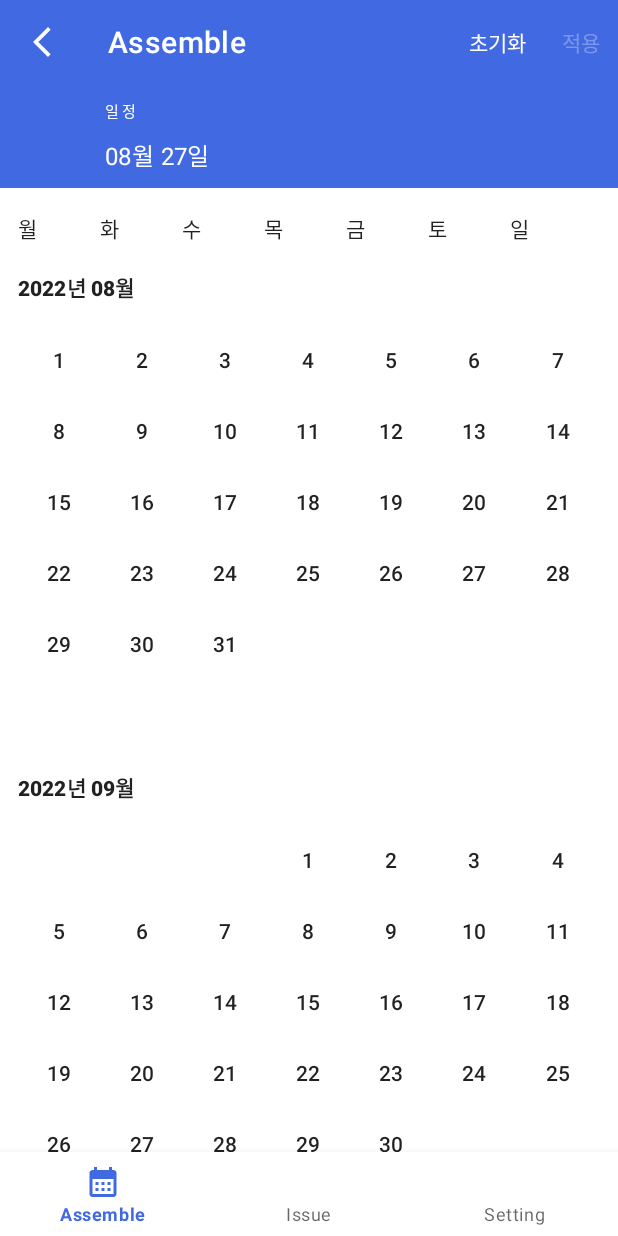
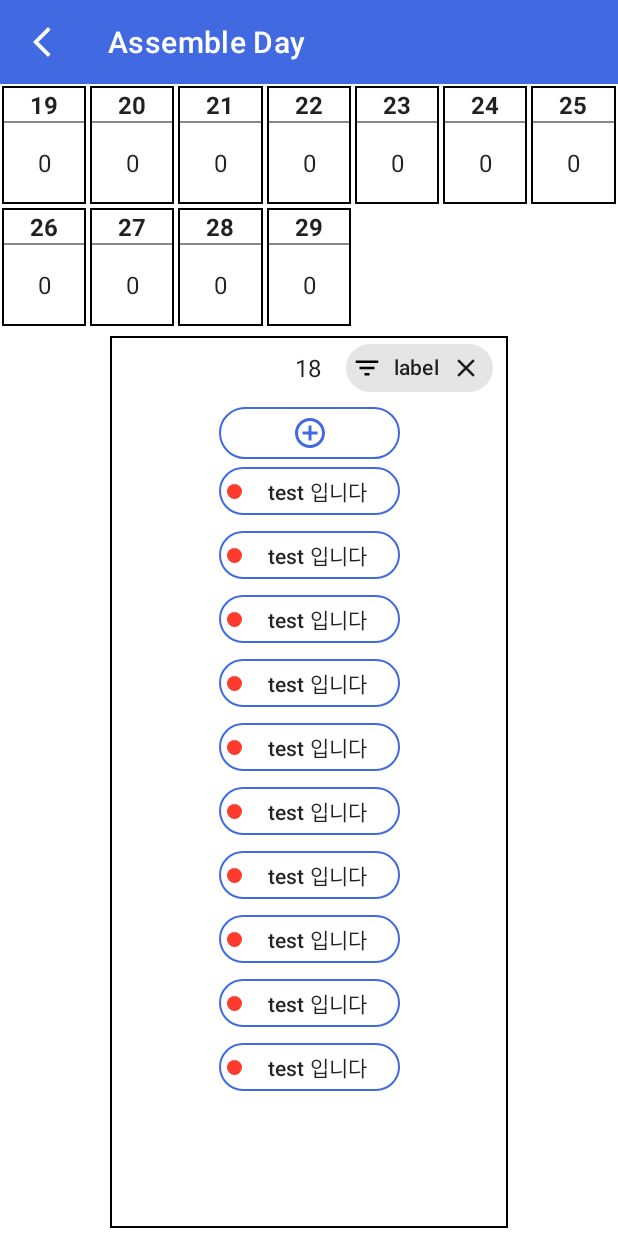
Before and after one commit to stan-lily/AOS, an Android app: the screen it shows after launch (HomeActivity before the commit, PartDayActivity after it), on a phone screen of 412 x 824 dp. Run offline under Robolectric (Android 15) with nearby library versions, the phone set to English and light mode, and no system bars; our stand-ins replace data binding.

Commit message:
Feat : Assemble Day 상세 보기 화면 구현
- Assemble Day 데이터 조회한 후에 Part Day 데이터 생성한 후 리사이클러뷰로 표시하기
- Part Day 와 Part Day 상세 보기 화면을 위해 어댑터 2개 생성
- Part Day 클릭 시, target 사이즈, target 조회 및 레이블에 따라 다시 조회할 수 있는 화면 구현
- target 을 추가할 수 있는 버튼 구현

```diff
--- a/app/src/main/AndroidManifest.xml
+++ b/app/src/main/AndroidManifest.xml
@@ -14,6 +14,9 @@
         android:theme="@style/Theme.Assembleday"
         tools:targetApi="31">
         <activity
+            android:name=".ui.partDay.PartDayActivity"
+            android:exported="false" />
+        <activity
             android:name=".ui.home.HomeActivity"
             android:exported="true">
             <intent-filter>
--- /dev/null
+++ b/app/src/main/java/com/example/assemble_day/domain/model/PartDay.kt
@@ -0,0 +1,9 @@
+package com.example.assemble_day.domain.model
+
+import java.time.LocalDate
+
+data class PartDay(
+    val date: LocalDate,
+    val assembleDay: AssembleDay,
+    val targetList: List<PartDayTarget>
+)
--- /dev/null
+++ b/app/src/main/java/com/example/assemble_day/domain/model/PartDayTarget.kt
@@ -0,0 +1,6 @@
+package com.example.assemble_day.domain.model
+
+data class PartDayTarget(
+    val label: Label,
+    val title: String,
+)
--- a/app/src/main/java/com/example/assemble_day/ui/common/CalendarBindingAdapter.kt
+++ b/app/src/main/java/com/example/assemble_day/ui/common/CalendarBindingAdapter.kt
@@ -1,7 +1,6 @@
 package com.example.assemble_day.ui.common
 
 import android.os.Build
-import android.view.View
 import android.widget.TextView
 import androidx.core.content.ContextCompat
 import androidx.databinding.BindingAdapter
@@ -21,7 +20,7 @@ fun updateDayColor(
 ) {
     if (isSelected) {
         view.background =
-            ContextCompat.getDrawable(view.context, R.drawable.background_storke_r20)
+            ContextCompat.getDrawable(view.context, R.drawable.background_stroke_r20_royal_blue)
     } else {
         view.background =
             ContextCompat.getDrawable(view.context, R.color.white)
@@ -29,7 +28,7 @@ fun updateDayColor(
 
     if (isAssembleDay) {
         view.background =
-            ContextCompat.getDrawable(view.context, R.drawable.background_storke_r20)
+            ContextCompat.getDrawable(view.context, R.drawable.background_stroke_r20_royal_blue)
         view.setTextColor(ContextCompat.getColor(view.context, R.color.royal_blue))
         if (Build.VERSION.SDK_INT >= Build.VERSION_CODES.M) {
             view.setTextAppearance(R.style.Subtitle2_Bold_Royal_Blue)
--- /dev/null
+++ b/app/src/main/java/com/example/assemble_day/ui/partDay/PartDayActivity.kt
@@ -0,0 +1,33 @@
+package com.example.assemble_day.ui.partDay
+
+import android.os.Bundle
+import androidx.activity.viewModels
+import androidx.appcompat.app.AppCompatActivity
+import androidx.databinding.DataBindingUtil
+import com.example.assemble_day.R
+import com.example.assemble_day.databinding.ActivityPartDayBinding
+
+class PartDayActivity : AppCompatActivity() {
+
+    private val partDayViewModel: PartDayViewModel by viewModels()
+    private lateinit var binding: ActivityPartDayBinding
+
+    override fun onCreate(savedInstanceState: Bundle?) {
+        super.onCreate(savedInstanceState)
+        binding = DataBindingUtil.setContentView(this, R.layout.activity_part_day)
+    }
+
+    override fun onStart() {
+        super.onStart()
+        val partdayAdapter = PartDayAdapter()
+        val partDayDetailAdapter = PartDayDetailAdapter()
+
+        binding.rvPartDay.adapter = partdayAdapter.apply {
+            submitList(partDayViewModel.loadedAssembleDayUnit)
+        }
+        binding.rvPartDayDetail.adapter = partDayDetailAdapter.apply {
+            submitList(partDayViewModel.dummyTargets)
+        }
+    }
+
+}
--- /dev/null
+++ b/app/src/main/java/com/example/assemble_day/ui/partDay/PartDayAdapter.kt
@@ -0,0 +1,58 @@
+package com.example.assemble_day.ui.partDay
+
+import android.view.LayoutInflater
+import android.view.ViewGroup
+import androidx.recyclerview.widget.DiffUtil
+import androidx.recyclerview.widget.ListAdapter
+import androidx.recyclerview.widget.RecyclerView
+import com.example.assemble_day.databinding.ItemPartDayBinding
+import com.example.assemble_day.domain.model.PartDay
+import java.time.format.DateTimeFormatter
+
+class PartDayAdapter :
+    ListAdapter<PartDay, PartDayAdapter.PartDayViewHolder>(
+        PartDayDiffUtil
+    ) {
+
+    override fun onCreateViewHolder(
+        parent: ViewGroup,
+        viewType: Int
+    ): PartDayViewHolder {
+        val binding =
+            ItemPartDayBinding.inflate(LayoutInflater.from(parent.context), parent, false)
+        return PartDayViewHolder(binding)
+    }
+
+    override fun onBindViewHolder(
+        holder: PartDayViewHolder,
+        position: Int
+    ) {
+        holder.bind(getItem(position))
+    }
+
+    class PartDayViewHolder(private val binding: ItemPartDayBinding) :
+        RecyclerView.ViewHolder(binding.root) {
+
+        fun bind(assembleDayUnit: PartDay) {
+            val formatter = DateTimeFormatter.ofPattern("dd")
+            binding.date = assembleDayUnit.date.format(formatter)
+            println("바인드됨")
+        }
+
+    }
+
+    companion object PartDayDiffUtil : DiffUtil.ItemCallback<PartDay>() {
+
+        override fun areItemsTheSame(oldItem: PartDay, newItem: PartDay): Boolean {
+            return oldItem.assembleDay == newItem.assembleDay
+        }
+
+        override fun areContentsTheSame(
+            oldItem: PartDay,
+            newItem: PartDay
+        ): Boolean {
+            return oldItem == newItem
+        }
+    }
+
+}
--- /dev/null
+++ b/app/src/main/java/com/example/assemble_day/ui/partDay/PartDayDetailAdapter.kt
@@ -0,0 +1,56 @@
+package com.example.assemble_day.ui.partDay
+
+import android.view.LayoutInflater
+import android.view.ViewGroup
+import androidx.recyclerview.widget.DiffUtil
+import androidx.recyclerview.widget.ListAdapter
+import androidx.recyclerview.widget.RecyclerView
+import com.example.assemble_day.databinding.ItemPartDayDetailBinding
+import com.example.assemble_day.domain.model.PartDayTarget
+
+class PartDayDetailAdapter :
+    ListAdapter<PartDayTarget, PartDayDetailAdapter.PartDayDetailViewHolder>(
+        PartDayDetailDiffUtil
+    ) {
+
+    override fun onCreateViewHolder(
+        parent: ViewGroup,
+        viewType: Int
+    ): PartDayDetailViewHolder {
+        val binding =
+            ItemPartDayDetailBinding.inflate(LayoutInflater.from(parent.context), parent, false)
+        return PartDayDetailViewHolder(binding)
+    }
+
+    override fun onBindViewHolder(
+        holder: PartDayDetailViewHolder,
+        position: Int
+    ) {
+        holder.bind(getItem(position))
+    }
+
+    class PartDayDetailViewHolder(private val binding: ItemPartDayDetailBinding) :
+        RecyclerView.ViewHolder(binding.root) {
+
+        fun bind(target: PartDayTarget) {
+            binding.target = target
+            println("바인드됨")
+        }
+
+    }
+
+    companion object PartDayDetailDiffUtil : DiffUtil.ItemCallback<PartDayTarget>() {
+
+        override fun areItemsTheSame(oldItem: PartDayTarget, newItem: PartDayTarget): Boolean {
+            return true
+        }
+
+        override fun areContentsTheSame(
+            oldItem: PartDayTarget,
+            newItem: PartDayTarget
+        ): Boolean {
+            return oldItem == newItem
+        }
+    }
+
+}
--- /dev/null
+++ b/app/src/main/java/com/example/assemble_day/ui/partDay/PartDayViewModel.kt
@@ -0,0 +1,50 @@
+package com.example.assemble_day.ui.partDay
+
+import androidx.lifecycle.ViewModel
+import com.example.assemble_day.domain.model.AssembleDay
+import com.example.assemble_day.domain.model.Label
+import com.example.assemble_day.domain.model.PartDayTarget
+import com.example.assemble_day.domain.model.PartDay
+import java.time.LocalDate
+
+class PartDayViewModel : ViewModel() {
+
+    val loadedAssembleDayUnit = mutableListOf<PartDay>()
+    val dummyTargets = mutableListOf<PartDayTarget>()
+
+    init {
+        createDummyAssembleDay()
+        createDummyTarget()
+    }
+
+    private fun createDummyAssembleDay() {
+        val loadedAssembleDay =
+            AssembleDay("Test 입니다", LocalDate.of(2022, 8, 19), LocalDate.of(2022, 8, 30))
+
+        val size = loadedAssembleDay.end.compareTo(loadedAssembleDay.start)
+        var count = 0L
+        repeat(size) {
+            loadedAssembleDayUnit.add(
+                PartDay(
+                    loadedAssembleDay.start.plusDays(count),
+                    loadedAssembleDay,
+                    listOf<PartDayTarget>()
+                )
+            )
+            count++
+        }
+        println(loadedAssembleDayUnit)
+    }
+
+    private fun createDummyTarget() {
+        repeat(10) {
+            dummyTargets.add(
+                PartDayTarget(
+                    label = Label("test", "test", "#FFFF3B30", "#000000"),
+                    title = "test 입니다"
+                )
+            )
+        }
+    }
+
+}
--- /dev/null
+++ b/app/src/main/res/drawable/background_stroke_black.xml
@@ -0,0 +1,5 @@
+<?xml version="1.0" encoding="utf-8"?>
+<shape xmlns:android="http://schemas.android.com/apk/res/android"
+    android:shape="rectangle">
+    <stroke android:width="1dp" android:color="@color/black" />
+</shape>
--- /dev/null
+++ b/app/src/main/res/drawable/ic_add.xml
@@ -0,0 +1,9 @@
+<vector xmlns:android="http://schemas.android.com/apk/res/android"
+    android:width="24dp"
+    android:height="24dp"
+    android:viewportWidth="24"
+    android:viewportHeight="24">
+  <path
+      android:pathData="M13,7h-2v4L7,11v2h4v4h2v-4h4v-2h-4L13,7zM12,2C6.48,2 2,6.48 2,12s4.48,10 10,10 10,-4.48 10,-10S17.52,2 12,2zM12,20c-4.41,0 -8,-3.59 -8,-8s3.59,-8 8,-8 8,3.59 8,8 -3.59,8 -8,8z"
+      android:fillColor="#000000"/>
+</vector>
--- /dev/null
+++ b/app/src/main/res/drawable/ic_close.xml
@@ -0,0 +1,9 @@
+<vector xmlns:android="http://schemas.android.com/apk/res/android"
+    android:width="24dp"
+    android:height="24dp"
+    android:viewportWidth="24"
+    android:viewportHeight="24">
+  <path
+      android:pathData="M19,6.41L17.59,5 12,10.59 6.41,5 5,6.41 10.59,12 5,17.59 6.41,19 12,13.41 17.59,19 19,17.59 13.41,12z"
+      android:fillColor="#000000"/>
+</vector>
--- /dev/null
+++ b/app/src/main/res/drawable/ic_filter.xml
@@ -0,0 +1,9 @@
+<vector xmlns:android="http://schemas.android.com/apk/res/android"
+    android:width="24dp"
+    android:height="24dp"
+    android:viewportWidth="24"
+    android:viewportHeight="24">
+  <path
+      android:pathData="M10,18h4v-2h-4v2zM3,6v2h18L21,6L3,6zM6,13h12v-2L6,11v2z"
+      android:fillColor="#000000"/>
+</vector>
--- /dev/null
+++ b/app/src/main/res/layout/activity_part_day.xml
@@ -0,0 +1,117 @@
+<?xml version="1.0" encoding="utf-8"?>
+<layout xmlns:android="http://schemas.android.com/apk/res/android"
+    xmlns:app="http://schemas.android.com/apk/res-auto"
+    xmlns:tools="http://schemas.android.com/tools">
+
+    <data>
+
+    </data>
+
+    <androidx.constraintlayout.widget.ConstraintLayout
+        android:layout_width="match_parent"
+        android:layout_height="match_parent"
+        tools:context=".ui.partDay.PartDayActivity">
+
+        <com.example.assemble_day.ui.common.CustomToolbar
+            android:id="@+id/tl_assemble_day_detail"
+            android:layout_width="0dp"
+            android:layout_height="wrap_content"
+            android:theme="@style/ToolbarTheme"
+            app:layout_constraintEnd_toEndOf="parent"
+            app:layout_constraintStart_toStartOf="parent"
+            app:layout_constraintTop_toTopOf="parent"
+            app:toolbarNavigationIcon="@drawable/ic_back"
+            app:toolbarTitle="@string/assemble_day" />
+
+        <androidx.recyclerview.widget.RecyclerView
+            android:id="@+id/rv_part_day"
+            android:layout_width="0dp"
+            android:layout_height="wrap_content"
+            app:layoutManager="androidx.recyclerview.widget.GridLayoutManager"
+            app:layout_constraintEnd_toEndOf="parent"
+            app:layout_constraintStart_toStartOf="parent"
+            app:layout_constraintTop_toBottomOf="@id/tl_assemble_day_detail"
+            app:layout_constraintVertical_chainStyle="packed"
+            app:spanCount="7"
+            tools:listitem="@layout/item_part_day" />
+
+        <androidx.constraintlayout.widget.ConstraintLayout
+            android:id="@+id/cl_part_day_detail"
+            android:layout_width="wrap_content"
+            android:layout_height="0dp"
+            android:layout_margin="5dp"
+            android:background="@drawable/background_stroke_black"
+            android:paddingHorizontal="10dp"
+            app:layout_constraintBottom_toBottomOf="parent"
+            app:layout_constraintEnd_toEndOf="parent"
+            app:layout_constraintStart_toStartOf="parent"
+            app:layout_constraintTop_toBottomOf="@+id/rv_part_day">
+
+            <androidx.appcompat.widget.AppCompatTextView
+                android:id="@+id/tv_target_size"
+                android:layout_width="wrap_content"
+                android:layout_height="wrap_content"
+                android:layout_marginEnd="20dp"
+                android:textAppearance="@style/Subtitle2"
+                app:layout_constraintBottom_toBottomOf="@id/tv_part_day_detail"
+                app:layout_constraintEnd_toStartOf="@id/tv_part_day_detail"
+                app:layout_constraintTop_toTopOf="parent"
+                tools:text="5" />
+
+            <androidx.appcompat.widget.AppCompatTextView
+                android:id="@+id/tv_part_day_detail"
+                style="@style/Subtitle1"
+                android:layout_width="wrap_content"
+                android:layout_height="wrap_content"
+                android:paddingVertical="10dp"
+                android:text="18"
+                app:layout_constraintBottom_toTopOf="@+id/btn_target_add"
+                app:layout_constraintEnd_toEndOf="parent"
+                app:layout_constraintStart_toStartOf="parent"
+                app:layout_constraintTop_toTopOf="parent"
+                tools:text="18" />
+
+            <com.google.android.material.chip.Chip
+                android:id="@+id/chip_part_day_label"
+                style="@style/Widget.MaterialComponents.Chip.Entry"
+                android:layout_width="wrap_content"
+                android:layout_height="wrap_content"
+                android:layout_marginStart="15dp"
+                android:text="label"
+                android:textAppearance="@style/Subtitle2"
+                app:chipIcon="@drawable/ic_filter"
+                app:chipIconSize="20dp"
+                app:closeIcon="@drawable/ic_close"
+                app:closeIconSize="20dp"
+                app:layout_constraintBottom_toBottomOf="@id/tv_part_day_detail"
+                app:layout_constraintStart_toEndOf="@id/tv_part_day_detail"
+                app:layout_constraintTop_toTopOf="@id/tv_part_day_detail" />
+
+            <androidx.appcompat.widget.AppCompatImageButton
+                android:id="@+id/btn_target_add"
+                android:layout_width="0dp"
+                android:layout_height="wrap_content"
+                android:layout_margin="5dp"
+                android:background="@drawable/background_stroke_r20_royal_blue"
+                android:padding="5dp"
+                android:tint="@color/royal_blue"
+                app:layout_constraintEnd_toEndOf="@+id/rv_part_day_detail"
+                app:layout_constraintStart_toStartOf="@+id/rv_part_day_detail"
+                app:layout_constraintTop_toBottomOf="@id/tv_part_day_detail"
+                app:srcCompat="@drawable/ic_add" />
+
+            <androidx.recyclerview.widget.RecyclerView
+                android:id="@+id/rv_part_day_detail"
+                android:layout_width="wrap_content"
+                android:layout_height="wrap_content"
+                app:layoutManager="androidx.recyclerview.widget.LinearLayoutManager"
+                app:layout_constraintEnd_toEndOf="parent"
+                app:layout_constraintStart_toStartOf="parent"
+                app:layout_constraintTop_toBottomOf="@id/btn_target_add"
+                tools:listitem="@layout/item_part_day_detail" />
+
+        </androidx.constraintlayout.widget.ConstraintLayout>
+
+    </androidx.constraintlayout.widget.ConstraintLayout>
+
+</layout>
--- a/app/src/main/res/layout/fragment_assemble.xml
+++ b/app/src/main/res/layout/fragment_assemble.xml
@@ -22,7 +22,6 @@
     </data>
 
     <androidx.constraintlayout.widget.ConstraintLayout
-        android:id="@+id/cl"
         android:layout_width="match_parent"
         android:layout_height="match_parent"
         tools:context=".ui.assemble.AssembleFragment">
--- /dev/null
+++ b/app/src/main/res/layout/item_part_day.xml
@@ -0,0 +1,60 @@
+<?xml version="1.0" encoding="utf-8"?>
+<layout xmlns:android="http://schemas.android.com/apk/res/android"
+    xmlns:app="http://schemas.android.com/apk/res-auto"
+    xmlns:tools="http://schemas.android.com/tools">
+
+    <data>
+
+        <variable
+            name="unit"
+            type="com.example.assemble_day.domain.model.PartDay" />
+
+        <variable
+            name="date"
+            type="String" />
+
+    </data>
+
+    <androidx.constraintlayout.widget.ConstraintLayout
+        android:layout_width="wrap_content"
+        android:layout_height="wrap_content"
+        android:layout_margin="1dp"
+        android:background="@drawable/background_stroke_black"
+        android:padding="1dp">
+
+        <androidx.appcompat.widget.AppCompatTextView
+            android:id="@+id/tv_assemble_day"
+            style="@style/Subtitle1.Bold"
+            android:layout_width="0dp"
+            android:layout_height="wrap_content"
+            android:gravity="center"
+            android:text="@{date}"
+            app:layout_constraintEnd_toEndOf="parent"
+            app:layout_constraintStart_toStartOf="parent"
+            app:layout_constraintTop_toTopOf="parent"
+            tools:text="29" />
+
+        <View
+            android:id="@+id/view_assemble_day_divider"
+            android:layout_width="match_parent"
+            android:layout_height="1dp"
+            android:background="@color/grey01"
+            app:layout_constraintStart_toStartOf="@id/tv_assemble_day"
+            app:layout_constraintTop_toBottomOf="@id/tv_assemble_day" />
+
+        <androidx.appcompat.widget.AppCompatTextView
+            android:id="@+id/tv_assemble_day_detail"
+            style="@style/Subtitle1"
+            android:layout_width="0dp"
+            android:layout_height="wrap_content"
+            android:layout_margin="15dp"
+            android:gravity="center"
+            android:text="@{String.valueOf(unit.targetList.size)}"
+            app:layout_constraintBottom_toBottomOf="parent"
+            app:layout_constraintEnd_toEndOf="parent"
+            app:layout_constraintStart_toStartOf="@id/view_assemble_day_divider"
+            app:layout_constraintTop_toBottomOf="@id/view_assemble_day_divider" />
+
+    </androidx.constraintlayout.widget.ConstraintLayout>
+
+</layout>
--- /dev/null
+++ b/app/src/main/res/layout/item_part_day_detail.xml
@@ -0,0 +1,47 @@
+<?xml version="1.0" encoding="utf-8"?>
+<layout xmlns:android="http://schemas.android.com/apk/res/android"
+    xmlns:app="http://schemas.android.com/apk/res-auto"
+    xmlns:tools="http://schemas.android.com/tools">
+
+    <data>
+
+        <variable
+            name="target"
+            type="com.example.assemble_day.domain.model.PartDayTarget" />
+
+    </data>
+
+    <androidx.constraintlayout.widget.ConstraintLayout
+        android:layout_width="wrap_content"
+        android:layout_height="wrap_content"
+        android:layout_margin="5dp"
+        android:padding="5dp"
+        android:background="@drawable/background_stroke_r20_royal_blue">
+
+        <androidx.appcompat.widget.AppCompatButton
+            android:id="@+id/btn_target_label"
+            android:layout_width="10dp"
+            android:layout_height="0dp"
+            android:background="@drawable/background_r16"
+            android:backgroundTint="@color/red"
+            app:layout_constraintBottom_toBottomOf="@id/tv_target"
+            app:layout_constraintDimensionRatio="1:1"
+            app:layout_constraintEnd_toStartOf="@+id/tv_target"
+            app:layout_constraintHorizontal_chainStyle="packed"
+            app:layout_constraintStart_toStartOf="parent"
+            app:layout_constraintTop_toTopOf="@+id/tv_target" />
+
+        <androidx.appcompat.widget.AppCompatTextView
+            android:id="@+id/tv_target"
+            style="@style/Subtitle2"
+            android:layout_width="100dp"
+            android:layout_height="wrap_content"
+            android:gravity="center"
+            android:text="@{target.title}"
+            app:layout_constraintEnd_toEndOf="parent"
+            app:layout_constraintStart_toEndOf="@id/btn_target_label"
+            app:layout_constraintTop_toTopOf="parent"
+            tools:text="target" />
+
+    </androidx.constraintlayout.widget.ConstraintLayout>
+</layout>
--- a/app/src/main/res/navigation/home_navigation_graph.xml
+++ b/app/src/main/res/navigation/home_navigation_graph.xml
@@ -3,9 +3,9 @@
     xmlns:app="http://schemas.android.com/apk/res-auto"
     xmlns:tools="http://schemas.android.com/tools"
     android:id="@+id/home_navigation_graph"
-    app:startDestination="@id/assembleFragment">
-    <fragment
-        android:id="@+id/assembleFragment"
-        android:name="com.example.assemble_day.ui.assemble.AssembleFragment"
-        android:label="AssembleFragment" />
+    app:startDestination="@id/partDayActivity">
+    <activity
+        android:id="@+id/partDayActivity"
+        android:name="com.example.assemble_day.ui.partDay.PartDayActivity"
+        android:label="PartDayActivity" />
 </navigation>
--- a/app/src/main/res/values/strings.xml
+++ b/app/src/main/res/values/strings.xml
@@ -20,4 +20,5 @@
     <string name="assemble_day_period">일정</string>
     <string name="assemble_day_period_end">&#160;&#160;-&#160;&#160;%s</string>
     <string name="snack_bar_unable_select">시작일 2일 이내에는 Assemble Day 를 설정할 수 없습니다</string>
+    <string name="assemble_day">Assemble Day</string>
 </resources>
--- a/app/src/main/res/values/styles.xml
+++ b/app/src/main/res/values/styles.xml
@@ -11,6 +11,10 @@
 
     <style name="Subtitle1.White">
         <item name="android:textColor">@color/white</item>
+    </style>
+
+    <style name="Subtitle1.Bold">
+        <item name="android:textStyle">bold</item>
     </style>
 
     <style name="Subtitle2" parent="TextAppearance.MaterialComponents.Subtitle2" />
```
Also changed, not shown: app/src/main/res/drawable/background_stroke_r20_royal_blue.xml (renamed from app/src/main/res/drawable/background_storke_r20.xml).
